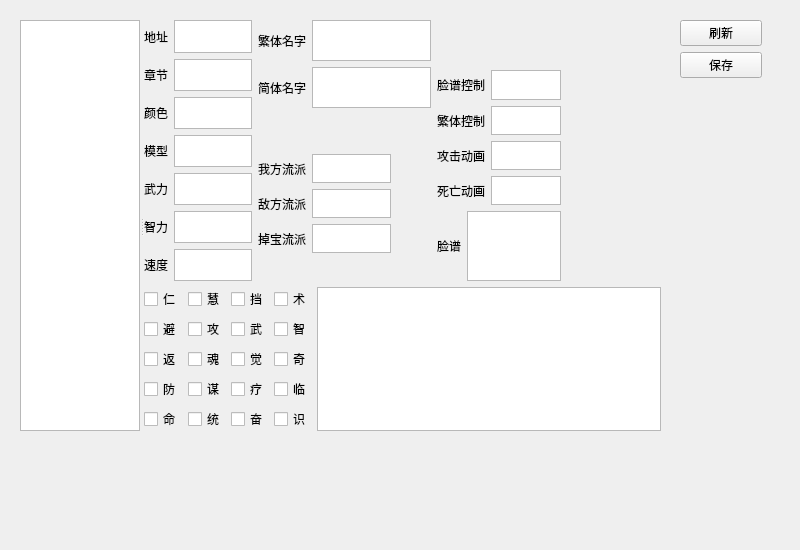
Above: militarycommander.ui from NTS2R/nts2r_evo_editor before the change. Below: the same form after it.
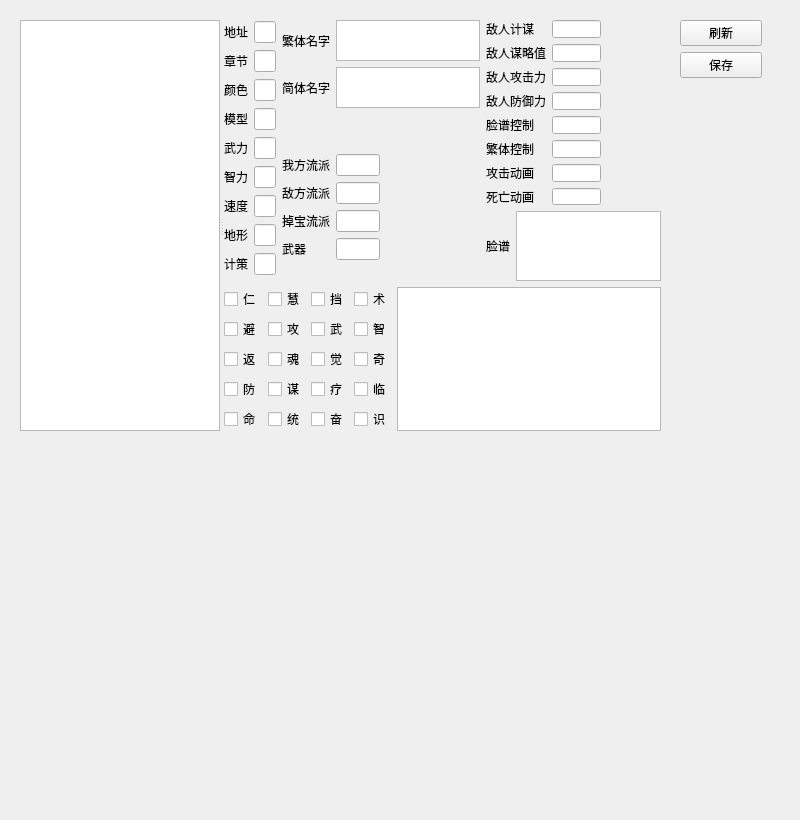
That is the form after the change.

Diff of the .ui file:
```diff
--- a/militarycommander.ui
+++ b/militarycommander.ui
@@ -7,7 +7,7 @@
     <x>0</x>
     <y>0</y>
     <width>800</width>
-    <height>550</height>
+    <height>820</height>
    </rect>
   </property>
   <property name="windowTitle">
@@ -85,7 +85,20 @@
    <widget class="QWidget" name="horizontalLayoutWidget">
     <layout class="QHBoxLayout" name="horizontalLayout">
      <item>
-      <widget class="QListWidget" name="commanderList"/>
+      <widget class="QListWidget" name="commanderList">
+       <property name="sizePolicy">
+        <sizepolicy hsizetype="Fixed" vsizetype="Expanding">
+         <horstretch>0</horstretch>
+         <verstretch>0</verstretch>
+        </sizepolicy>
+       </property>
+       <property name="maximumSize">
+        <size>
+         <width>200</width>
+         <height>16777215</height>
+        </size>
+       </property>
+      </widget>
      </item>
     </layout>
    </widget>
@@ -97,13 +110,6 @@
         <layout class="QHBoxLayout" name="horizontalLayout_2">
          <item>
           <layout class="QGridLayout" name="gridLayout">
-           <item row="6" column="0">
-            <widget class="QLabel" name="label_3">
-             <property name="text">
-              <string>速度</string>
-             </property>
-            </widget>
-           </item>
            <item row="3" column="0">
             <widget class="QLabel" name="label_6">
              <property name="text">
@@ -111,22 +117,6 @@
              </property>
             </widget>
            </item>
-           <item row="5" column="1">
-            <widget class="QTextEdit" name="zhiliText"/>
-           </item>
-           <item row="4" column="1">
-            <widget class="QTextEdit" name="wuliText"/>
-           </item>
-           <item row="4" column="0">
-            <widget class="QLabel" name="label">
-             <property name="text">
-              <string>武力</string>
-             </property>
-            </widget>
-           </item>
-           <item row="3" column="1">
-            <widget class="QTextEdit" name="modelText"/>
-           </item>
            <item row="1" column="0">
             <widget class="QLabel" name="label_5">
              <property name="text">
@@ -135,13 +125,10 @@
             </widget>
            </item>
            <item row="2" column="1">
-            <widget class="QTextEdit" name="colorText"/>
+            <widget class="QLineEdit" name="colorText"/>
            </item>
-           <item row="0" column="1">
-            <widget class="QPlainTextEdit" name="dataAddressPlainTextEdit"/>
-           </item>
-           <item row="6" column="1">
-            <widget class="QTextEdit" name="suduText"/>
+           <item row="5" column="1">
+            <widget class="QLineEdit" name="zhiliText"/>
            </item>
            <item row="0" column="0">
             <widget class="QLabel" name="label_17">
@@ -150,13 +137,6 @@
              </property>
             </widget>
            </item>
-           <item row="2" column="0">
-            <widget class="QLabel" name="label_4">
-             <property name="text">
-              <string>颜色</string>
-             </property>
-            </widget>
-           </item>
            <item row="5" column="0">
             <widget class="QLabel" name="label_2">
              <property name="text">
@@ -164,8 +144,63 @@
              </property>
             </widget>
            </item>
+           <item row="6" column="0">
+            <widget class="QLabel" name="label_3">
+             <property name="text">
+              <string>速度</string>
+             </property>
+            </widget>
+           </item>
+           <item row="0" column="1">
+            <widget class="QLineEdit" name="dataAddressText"/>
+           </item>
+           <item row="7" column="1">
+            <widget class="QLineEdit" name="dixingText"/>
+           </item>
            <item row="1" column="1">
-            <widget class="QTextEdit" name="chapterText"/>
+            <widget class="QLineEdit" name="chapterText"/>
+           </item>
+           <item row="6" column="1">
+            <widget class="QLineEdit" name="suduText"/>
+           </item>
+           <item row="4" column="0">
+            <widget class="QLabel" name="label">
+             <property name="text">
+              <string>武力</string>
+             </property>
+            </widget>
+           </item>
+           <item row="7" column="0">
+            <widget class="QLabel" name="label_22">
+             <property name="text">
+              <string>地形</string>
+             </property>
+            </widget>
+           </item>
+           <item row="3" column="1">
+            <widget class="QLineEdit" name="modelText"/>
+           </item>
+           <item row="4" column="1">
+            <widget class="QLineEdit" name="wuliText"/>
+           </item>
+           <item row="2" column="0">
+            <widget class="QLabel" name="label_4">
+             <property name="text">
+              <string>颜色</string>
+             </property>
+            </widget>
+           </item>
+           <item row="8" column="1">
+            <widget class="QLineEdit" name="jiceText"/>
+           </item>
+           <item row="8" column="0">
+            <widget class="QLabel" name="label_23">
+             <property name="text">
+              <string>计策</string>
+             </property>
+            </widget>
+           </item>
+          </layout>
            </item>
           </layout>
          </item>
@@ -173,12 +208,25 @@
           <layout class="QVBoxLayout" name="verticalLayout">
            <item>
             <layout class="QGridLayout" name="gridLayout_3">
+           <item row="2" column="1">
+            <spacer name="verticalSpacer_2">
+             <property name="orientation">
+              <enum>Qt::Vertical</enum>
+             </property>
+             <property name="sizeType">
+              <enum>QSizePolicy::Fixed</enum>
+             </property>
+             <property name="sizeHint" stdset="0">
+              <size>
+               <width>20</width>
+               <height>40</height>
+              </size>
+             </property>
+            </spacer>
+           </item>
              <item row="0" column="1">
               <widget class="QTextEdit" name="traditionalNameText"/>
              </item>
-             <item row="1" column="1">
-              <widget class="QTextEdit" name="simpliedNameText"/>
-             </item>
              <item row="0" column="0">
               <widget class="QLabel" name="label_7">
                <property name="text">
@@ -186,6 +234,9 @@
                </property>
               </widget>
              </item>
+           <item row="1" column="1">
+            <widget class="QTextEdit" name="simpliedNameText"/>
+           </item>
              <item row="1" column="0">
               <widget class="QLabel" name="label_8">
                <property name="text">
@@ -193,54 +244,22 @@
                </property>
               </widget>
              </item>
-             <item row="2" column="1">
-              <spacer name="verticalSpacer_2">
-               <property name="orientation">
-                <enum>Qt::Vertical</enum>
-               </property>
-               <property name="sizeType">
-                <enum>QSizePolicy::Fixed</enum>
-               </property>
-               <property name="sizeHint" stdset="0">
-                <size>
-                 <width>20</width>
-                 <height>40</height>
-                </size>
-               </property>
-              </spacer>
-             </item>
             </layout>
            </item>
            <item>
             <layout class="QGridLayout" name="gridLayout_2">
-             <item row="2" column="0">
-              <widget class="QLabel" name="label_11">
-               <property name="text">
-                <string>掉宝流派</string>
-               </property>
-              </widget>
-             </item>
-             <item row="2" column="1">
-              <widget class="QPlainTextEdit" name="diaobaoliupaiText"/>
-             </item>
-             <item row="1" column="1">
-              <widget class="QPlainTextEdit" name="difangliupaiText"/>
-             </item>
-             <item row="0" column="1">
-              <widget class="QPlainTextEdit" name="wofangliupaiText"/>
-             </item>
-             <item row="0" column="2">
-              <spacer name="horizontalSpacer_3">
+           <item row="4" column="1">
+            <spacer name="verticalSpacer_3">
                <property name="orientation">
-                <enum>Qt::Horizontal</enum>
+              <enum>Qt::Vertical</enum>
                </property>
                <property name="sizeType">
                 <enum>QSizePolicy::Fixed</enum>
                </property>
                <property name="sizeHint" stdset="0">
                 <size>
-                 <width>40</width>
-                 <height>20</height>
+               <width>20</width>
+               <height>40</height>
                 </size>
                </property>
               </spacer>
@@ -259,23 +278,47 @@
                </property>
               </widget>
              </item>
-             <item row="3" column="1">
-              <spacer name="verticalSpacer_3">
+           <item row="0" column="2">
+            <spacer name="horizontalSpacer_3">
                <property name="orientation">
-                <enum>Qt::Vertical</enum>
+              <enum>Qt::Horizontal</enum>
                </property>
                <property name="sizeType">
                 <enum>QSizePolicy::Fixed</enum>
                </property>
                <property name="sizeHint" stdset="0">
                 <size>
-                 <width>20</width>
-                 <height>40</height>
+               <width>100</width>
+               <height>20</height>
                 </size>
                </property>
               </spacer>
              </item>
-            </layout>
+           <item row="2" column="0">
+            <widget class="QLabel" name="label_11">
+             <property name="text">
+              <string>掉宝流派</string>
+             </property>
+            </widget>
+           </item>
+           <item row="3" column="1">
+            <widget class="QLineEdit" name="weaponText"/>
+           </item>
+           <item row="3" column="0">
+            <widget class="QLabel" name="label_24">
+             <property name="text">
+              <string>武器</string>
+             </property>
+            </widget>
+           </item>
+           <item row="0" column="1">
+            <widget class="QLineEdit" name="wofangliupaiText"/>
+           </item>
+           <item row="1" column="1">
+            <widget class="QLineEdit" name="difangliupaiText"/>
+           </item>
+           <item row="2" column="1">
+            <widget class="QLineEdit" name="diaobaoliupaiText"/>
            </item>
           </layout>
          </item>
@@ -284,71 +327,98 @@
        <item>
         <layout class="QVBoxLayout" name="verticalLayout_2">
          <item>
-          <spacer name="verticalSpacer_4">
-           <property name="orientation">
-            <enum>Qt::Vertical</enum>
-           </property>
-           <property name="sizeType">
-            <enum>QSizePolicy::MinimumExpanding</enum>
-           </property>
-           <property name="sizeHint" stdset="0">
-            <size>
-             <width>20</width>
-             <height>50</height>
-            </size>
-           </property>
-          </spacer>
-         </item>
-         <item>
-          <layout class="QGridLayout" name="gridLayout_5">
-           <item row="2" column="0">
-            <widget class="QLabel" name="label_15">
-             <property name="text">
-              <string>攻击动画</string>
-             </property>
-            </widget>
+          <layout class="QGridLayout" name="gridLayout_8">
+           <item row="2" column="1">
+            <widget class="QLineEdit" name="gongjiliText"/>
+           </item>
+           <item row="1" column="1">
+            <widget class="QLineEdit" name="moulvezhiText"/>
            </item>
-           <item row="0" column="1">
-            <widget class="QPlainTextEdit" name="faceControlText"/>
+           <item row="5" column="1">
+            <widget class="QLineEdit" name="chtNameControlText"/>
            </item>
-           <item row="3" column="0">
+           <item row="7" column="1">
+            <widget class="QLineEdit" name="deadAnimationTextEdit"/>
+           </item>
+           <item row="7" column="0">
             <widget class="QLabel" name="label_16">
              <property name="text">
               <string>死亡动画</string>
              </property>
             </widget>
            </item>
-           <item row="3" column="1">
-            <widget class="QTextEdit" name="deadAnimationTextEdit"/>
+           <item row="4" column="1">
+            <widget class="QLineEdit" name="faceControlText"/>
            </item>
-           <item row="0" column="0">
+           <item row="1" column="0">
+            <widget class="QLabel" name="label_19">
+             <property name="text">
+              <string>敌人谋略值</string>
+             </property>
+            </widget>
+           </item>
+           <item row="6" column="0">
+            <widget class="QLabel" name="label_15">
+             <property name="text">
+              <string>攻击动画</string>
+             </property>
+            </widget>
+           </item>
+           <item row="6" column="1">
+            <widget class="QLineEdit" name="attackAnimationTextEdit"/>
+           </item>
+           <item row="3" column="0">
+            <widget class="QLabel" name="label_21">
+             <property name="text">
+              <string>敌人防御力</string>
+             </property>
+            </widget>
+           </item>
+           <item row="2" column="0">
+            <widget class="QLabel" name="label_20">
+             <property name="text">
+              <string>敌人攻击力</string>
+             </property>
+            </widget>
+           </item>
+           <item row="0" column="1">
+            <widget class="QLineEdit" name="jimouText"/>
+           </item>
+           <item row="4" column="0">
             <widget class="QLabel" name="label_13">
              <property name="text">
               <string>脸谱控制</string>
              </property>
             </widget>
            </item>
-           <item row="1" column="1">
-            <widget class="QPlainTextEdit" name="chtNameControlText"/>
+           <item row="3" column="1">
+            <widget class="QLineEdit" name="fangyuliText"/>
            </item>
-           <item row="1" column="0">
+           <item row="0" column="0">
+            <widget class="QLabel" name="label_18">
+             <property name="text">
+              <string>敌人计谋</string>
+             </property>
+            </widget>
+           </item>
+           <item row="5" column="0">
             <widget class="QLabel" name="label_14">
              <property name="text">
               <string>繁体控制</string>
              </property>
             </widget>
            </item>
-           <item row="2" column="1">
-            <widget class="QTextEdit" name="attackAnimationTextEdit"/>
-           </item>
-           <item row="0" column="2">
+           <item row="4" column="2">
             <spacer name="horizontalSpacer">
              <property name="orientation">
               <enum>Qt::Horizontal</enum>
              </property>
+             <property name="sizeType">
+              <enum>QSizePolicy::Fixed</enum>
+             </property>
              <property name="sizeHint" stdset="0">
               <size>
-               <width>40</width>
+               <width>60</width>
                <height>20</height>
               </size>
              </property>
@@ -372,22 +442,6 @@
          </item>
         </layout>
        </item>
-       <item>
-        <spacer name="horizontalSpacer_2">
-         <property name="orientation">
-          <enum>Qt::Horizontal</enum>
-         </property>
-         <property name="sizeType">
-          <enum>QSizePolicy::Minimum</enum>
-         </property>
-         <property name="sizeHint" stdset="0">
-          <size>
-           <width>100</width>
-           <height>20</height>
-          </size>
-         </property>
-        </spacer>
-       </item>
       </layout>
      </item>
      <item>
```
Left out of the diff: 11 changed lines with no effect on the pictures. Lines whose indentation alone changed are shown as unchanged.
